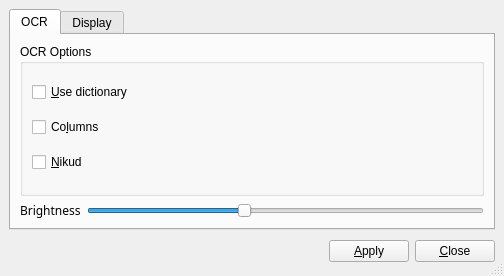
Old version of the form src/hocr_options.ui in the repository diegoiast/qhocr.
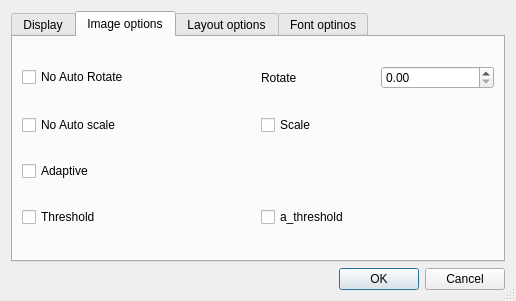
New version of the form. The open tabs and pages were chosen to show the change.

Commit message:
- remove old code which dealed with the old version of hocr  - currently the GUI should work, but it's completelly not talking to the OCR engine.  - small refactores in the naming conventions in the pixmap viewer  - compile the new OCR engine as part of the project
Next stage - incorcorate the new HOCR class.

The edit to the form file:
```diff
--- a/src/hocr_options.ui
+++ b/src/hocr_options.ui
@@ -8,8 +8,8 @@
    <rect>
     <x>0</x>
     <y>0</y>
-    <width>504</width>
-    <height>276</height>
+    <width>516</width>
+    <height>301</height>
    </rect>
   </property>
   <property name="windowTitle" >
@@ -22,89 +22,117 @@
    <bool>false</bool>
   </property>
   <layout class="QVBoxLayout" >
-   <property name="margin" >
-    <number>9</number>
-   </property>
-   <property name="spacing" >
-    <number>6</number>
-   </property>
    <item>
     <widget class="QTabWidget" name="tabWidget" >
      <property name="currentIndex" >
       <number>0</number>
      </property>
+     <widget class="QWidget" name="tab_4" >
+      <attribute name="title" >
+       <string>Display</string>
+      </attribute>
+      <layout class="QVBoxLayout" >
+       <item>
+        <layout class="QHBoxLayout" >
+         <item>
+          <widget class="QLabel" name="label_5" >
+           <property name="text" >
+            <string>DIsplay font:</string>
+           </property>
+          </widget>
+         </item>
+         <item>
+          <widget class="QLabel" name="textFontPreview" >
+           <property name="frameShape" >
+            <enum>QFrame::StyledPanel</enum>
+           </property>
+           <property name="text" >
+            <string>TextLabel</string>
+           </property>
+          </widget>
+         </item>
+         <item>
+          <widget class="QToolButton" name="btnTextFont" >
+           <property name="text" >
+            <string>...</string>
+           </property>
+          </widget>
+         </item>
+        </layout>
+       </item>
+      </layout>
+     </widget>
      <widget class="QWidget" name="tab" >
       <attribute name="title" >
-       <string>OCR</string>
+       <string>Image options</string>
       </attribute>
       <layout class="QVBoxLayout" >
-       <property name="margin" >
-        <number>9</number>
-       </property>
-       <property name="spacing" >
-        <number>6</number>
-       </property>
        <item>
-        <widget class="QGroupBox" name="groupBox" >
-         <property name="title" >
-          <string>OCR Options</string>
+        <layout class="QHBoxLayout" >
+         <item>
+          <widget class="QCheckBox" name="checkBox_3" >
+           <property name="text" >
+            <string>No Auto Rotate</string>
+           </property>
+          </widget>
+         </item>
+         <item>
+          <layout class="QHBoxLayout" >
+           <item>
+            <widget class="QLabel" name="label" >
+             <property name="text" >
+              <string>Rotate</string>
+             </property>
+             <property name="buddy" >
+              <cstring>doubleSpinBox</cstring>
+             </property>
+            </widget>
+           </item>
+           <item>
+            <widget class="QDoubleSpinBox" name="doubleSpinBox" />
+           </item>
+          </layout>
+         </item>
+        </layout>
+       </item>
+       <item>
+        <layout class="QHBoxLayout" >
+         <item>
+          <widget class="QCheckBox" name="checkBox_2" >
+           <property name="text" >
+            <string>No Auto scale</string>
+           </property>
+          </widget>
+         </item>
+         <item>
+          <widget class="QCheckBox" name="checkBox" >
+           <property name="text" >
+            <string>Scale</string>
+           </property>
+          </widget>
+         </item>
+        </layout>
+       </item>
+       <item>
+        <widget class="QCheckBox" name="checkBox_4" >
+         <property name="text" >
+          <string>Adaptive</string>
          </property>
-         <layout class="QVBoxLayout" >
-          <property name="margin" >
-           <number>9</number>
-          </property>
-          <property name="spacing" >
-           <number>6</number>
-          </property>
-          <item>
-           <widget class="QCheckBox" name="cbDictionary" >
-            <property name="text" >
-             <string>&amp;Use dictionary</string>
-            </property>
-           </widget>
-          </item>
-          <item>
-           <widget class="QCheckBox" name="cbColumns" >
-            <property name="text" >
-             <string>Co&amp;lumns</string>
-            </property>
-           </widget>
-          </item>
-          <item>
-           <widget class="QCheckBox" name="cbNikud" >
-            <property name="text" >
-             <string>&amp;Nikud</string>
-            </property>
-           </widget>
-          </item>
-         </layout>
         </widget>
        </item>
        <item>
         <layout class="QHBoxLayout" >
-         <property name="margin" >
-          <number>0</number>
-         </property>
-         <property name="spacing" >
-          <number>6</number>
-         </property>
          <item>
-          <widget class="QLabel" name="label" >
+          <widget class="QCheckBox" name="checkBox_5" >
            <property name="text" >
-            <string>&lt;html>&lt;head>&lt;meta name="qrichtext" content="1" />&lt;/head>&lt;body style=" white-space: pre-wrap; font-family:Sans Serif; font-weight:400; font-style:normal; text-decoration:none;">&lt;p style=" margin-top:0px; margin-bottom:0px; margin-left:0px; margin-right:0px; -qt-block-indent:0; text-indent:0px;">Brightness&lt;/p>&lt;/body>&lt;/html></string>
+            <string>Threshold</string>
            </property>
           </widget>
          </item>
          <item>
-          <widget class="QSlider" name="sliderBrightness" >
-           <property name="maximum" >
-            <number>255</number>
-           </property>
-           <property name="value" >
-            <number>100</number>
-           </property>
-           <property name="orientation" >
-            <enum>Qt::Horizontal</enum>
+          <widget class="QCheckBox" name="checkBox_6" >
+           <property name="text" >
+            <string>a_threshold</string>
            </property>
           </widget>
          </item>
@@ -114,7 +142,7 @@
      </widget>
      <widget class="QWidget" name="tab_2" >
       <attribute name="title" >
-       <string>Display</string>
+       <string>Layout options</string>
       </attribute>
       <layout class="QVBoxLayout" >
        <property name="margin" >
@@ -169,7 +197,35 @@
           </widget>
          </item>
          <item>
-          <widget class="QPushButton" name="btnTextFont" >
+          <widget class="QSpinBox" name="spinBox_2" />
+         </item>
+        </layout>
+       </item>
+       <item>
+        <widget class="QCheckBox" name="checkBox_9" >
+         <property name="text" >
+          <string>Direction - LTR</string>
+         </property>
+        </widget>
+       </item>
+       <item>
+        <widget class="QCheckBox" name="checkBox_10" >
+         <property name="text" >
+          <string>HTML</string>
+         </property>
+        </widget>
+       </item>
+      </layout>
+     </widget>
+     <widget class="QWidget" name="tab_3" >
+      <attribute name="title" >
+       <string>Font optinos</string>
+      </attribute>
+      <layout class="QVBoxLayout" >
+       <item>
+        <layout class="QHBoxLayout" >
+         <item>
+          <widget class="QLabel" name="label_4" >
            <property name="text" >
             <string>...</string>
            </property>
@@ -182,41 +238,11 @@
     </widget>
    </item>
    <item>
-    <layout class="QHBoxLayout" >
-     <property name="margin" >
-      <number>0</number>
+    <widget class="QDialogButtonBox" name="buttonBox" >
+     <property name="standardButtons" >
+      <set>QDialogButtonBox::Cancel|QDialogButtonBox::NoButton|QDialogButtonBox::Ok</set>
      </property>
-     <property name="spacing" >
-      <number>6</number>
-     </property>
-     <item>
-      <spacer>
-       <property name="orientation" >
-        <enum>Qt::Horizontal</enum>
-       </property>
-       <property name="sizeHint" >
-        <size>
-         <width>131</width>
-         <height>31</height>
-        </size>
-       </property>
-      </spacer>
-     </item>
-     <item>
-      <widget class="QPushButton" name="applyButton" >
-       <property name="text" >
-        <string>&amp;Apply</string>
-       </property>
-      </widget>
-     </item>
-     <item>
-      <widget class="QPushButton" name="cancelButton" >
-       <property name="text" >
-        <string>&amp;Close</string>
-       </property>
-      </widget>
-     </item>
-    </layout>
+    </widget>
    </item>
   </layout>
  </widget>
```
Left out of the diff: 99 changed lines with no effect on the pictures. The commit also changes 6 other files.
